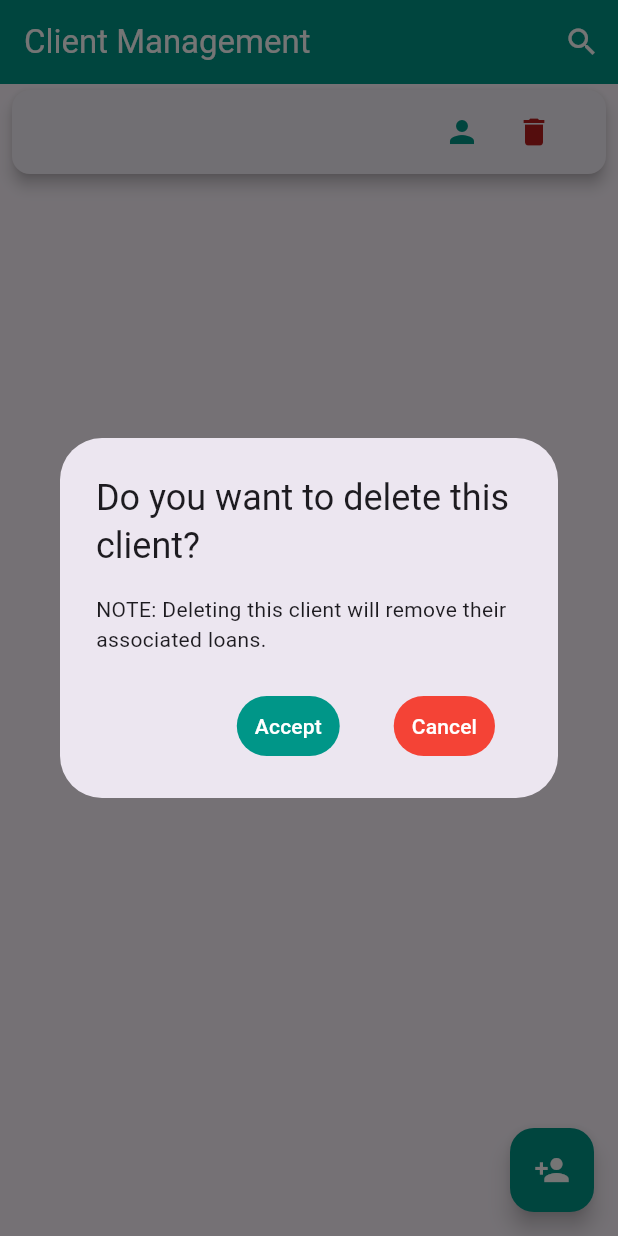
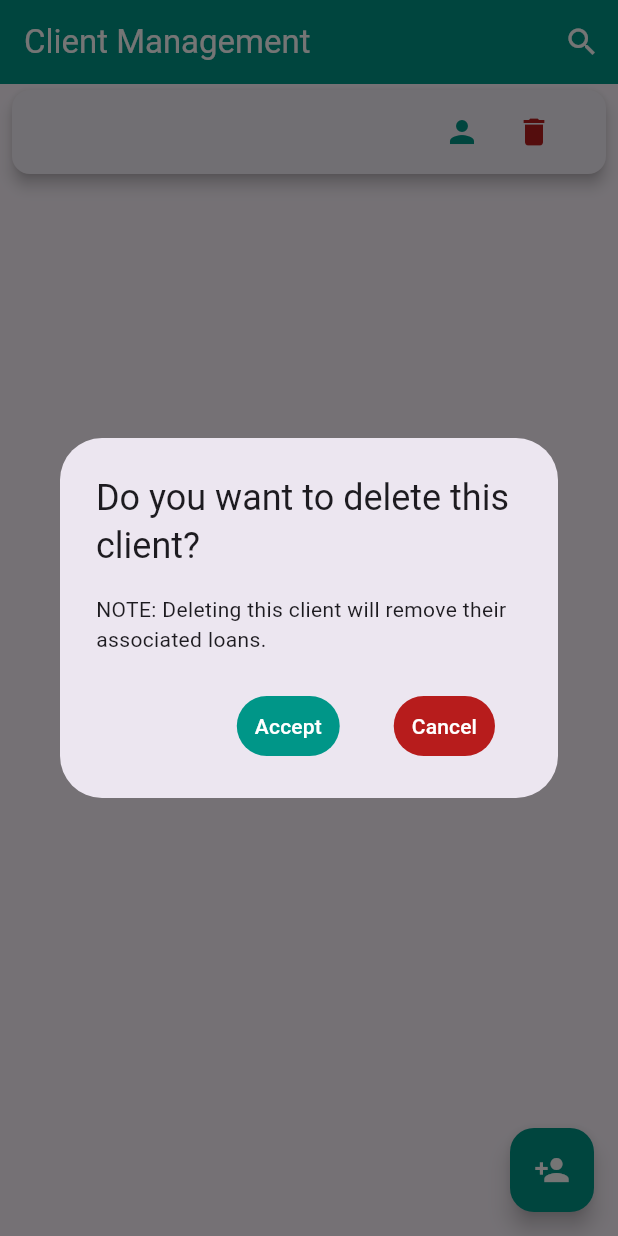
Before and after one commit to pedrisbellh/Prestamos, a Flutter app: the ClientsScreen screen opened by its route, after a tap on the "delete" icon, on a phone screen of 412 x 824 dp. Run offline on Flutter 3.47's test engine with Material 3 defaults, Android fonts, the phone set to English and light mode, and no system bars; our stand-ins replace cloud_firestore, connectivity_plus, equatable, firebase_auth, firebase_core, flutter_bloc and 3 more; accounts and stored records are empty; generated files the repository leaves out were written again.

Commit message:
Refactor cancel button color in clients screen

```diff
--- a/lib/ui/client/screens/clients_screen.dart
+++ b/lib/ui/client/screens/clients_screen.dart
@@ -277,7 +277,7 @@ class ClientsScreenState extends State<ClientsScreen> {
                 TextButton(
                   onPressed: () => context.pop(),
                   style: TextButton.styleFrom(
-                    backgroundColor: Colors.red,
+                    backgroundColor: Colors.red.shade900,
                     foregroundColor: Colors.white,
                   ),
                   child: Text(context.l10n.cancel),
@@ -340,7 +340,7 @@ class ClientsScreenState extends State<ClientsScreen> {
                             Navigator.of(context).pop();
                           },
                           style: TextButton.styleFrom(
-                            backgroundColor: Colors.red,
+                            backgroundColor: Colors.red.shade900,
                             foregroundColor: Colors.white,
                           ),
                           child: Text(context.l10n.cancel),
```
